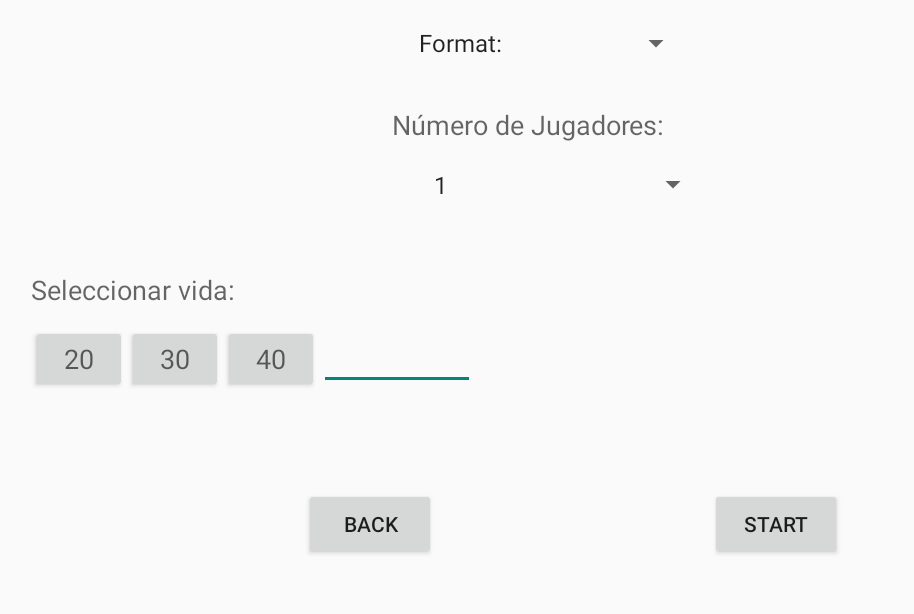
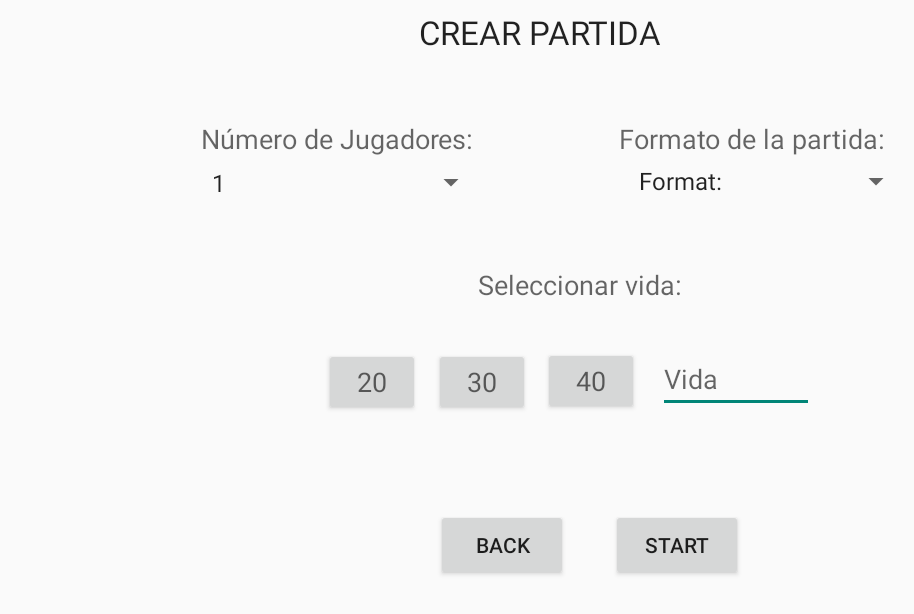
Before and after one commit to MarselBola/IPO3ahh, an Android app: the CrearPartida screen opened directly, with no data from a screen before it, on a phone screen of 824 x 412 dp (held sideways). Shown: the top 614 px of the screen, without its empty margins (53-967 px from the left). Run offline under Robolectric (Android 15) with nearby library versions, the phone set to English and light mode, and no system bars.

Commit message:
Crear partida modified
Distribucion de la pantalla cambiada y tambien se muestra la seleccion del formato, al seleccionar la vida con un boton se te muestra en el texto que vida tienes seleccionada.

```diff
--- a/app/src/main/java/com/example/crearpartida/CrearPartida.java
+++ b/app/src/main/java/com/example/crearpartida/CrearPartida.java
@@ -110,14 +110,17 @@ public class CrearPartida extends AppCompatActivity implements View.OnClickListe
             case R.id.bvida20:
                 vidaConfig = true;
                 vida =20;
+                custom.setText(String.valueOf(vida));
                 break;
             case R.id.bvida30:
                 vidaConfig = true;
                 vida =30;
+                custom.setText(String.valueOf(vida));
                 break;
             case R.id.bvida40:
                 vidaConfig = true;
                 vida =40;
+                custom.setText(String.valueOf(vida));
                 break;
 
         }
--- a/app/src/main/res/layout/crear_partida.xml
+++ b/app/src/main/res/layout/crear_partida.xml
@@ -6,149 +6,157 @@
     android:layout_height="match_parent"
     tools:context=".CrearPartida">
 
+    <TextView
+        android:id="@+id/textView6"
+        android:layout_width="wrap_content"
+        android:layout_height="wrap_content"
+        android:text="Formato de la partida:"
+        android:textAppearance="@style/TextAppearance.AppCompat.Medium"
+        app:layout_constraintBottom_toBottomOf="parent"
+        app:layout_constraintEnd_toEndOf="parent"
+        app:layout_constraintHorizontal_bias="0.693"
+        app:layout_constraintStart_toStartOf="parent"
+        app:layout_constraintTop_toTopOf="parent"
+        app:layout_constraintVertical_bias="0.206" />
+
+    <Spinner
+        android:id="@+id/sFormat"
+        android:layout_width="190dp"
+        android:layout_height="33dp"
+        app:layout_constraintBottom_toBottomOf="parent"
+        app:layout_constraintEnd_toEndOf="parent"
+        app:layout_constraintHorizontal_bias="0.715"
+        app:layout_constraintStart_toStartOf="parent"
+        app:layout_constraintTop_toTopOf="parent"
+        app:layout_constraintVertical_bias="0.275" />
+
+    <EditText
+        android:id="@+id/eCustomVida"
+        android:layout_width="104dp"
+        android:layout_height="44dp"
+        android:ems="10"
+        android:hint="Vida"
+        android:inputType="number"
+        app:layout_constraintBottom_toBottomOf="parent"
+        app:layout_constraintEnd_toEndOf="parent"
+        app:layout_constraintHorizontal_bias="0.658"
+        app:layout_constraintStart_toStartOf="parent"
+        app:layout_constraintTop_toTopOf="parent"
+        app:layout_constraintVertical_bias="0.629" />
+
     <Button
-        android:id="@+id/bvida20"
+        android:id="@+id/bvida30"
         android:layout_width="64dp"
         android:layout_height="45dp"
-        android:layout_marginStart="56dp"
-        android:layout_marginLeft="56dp"
-        android:layout_marginTop="11dp"
-        android:layout_marginBottom="63dp"
-        android:text="@string/vida20"
+        android:text="@string/vida30"
         android:textAppearance="@style/TextAppearance.AppCompat.Medium"
-        app:layout_constraintBottom_toTopOf="@+id/bback"
-        app:layout_constraintEnd_toStartOf="@+id/bvida30"
+        app:layout_constraintBottom_toBottomOf="parent"
+        app:layout_constraintEnd_toEndOf="parent"
+        app:layout_constraintHorizontal_bias="0.427"
         app:layout_constraintStart_toStartOf="parent"
-        app:layout_constraintTop_toBottomOf="@+id/vida" />
+        app:layout_constraintTop_toTopOf="parent"
+        app:layout_constraintVertical_bias="0.633" />
+
+    <TextView
+        android:id="@+id/vida"
+        android:layout_width="wrap_content"
+        android:layout_height="wrap_content"
+        android:text="@string/vida"
+        android:textAppearance="@style/TextAppearance.AppCompat.Medium"
+        app:layout_constraintBottom_toBottomOf="parent"
+        app:layout_constraintEnd_toEndOf="parent"
+        app:layout_constraintHorizontal_bias="0.515"
+        app:layout_constraintStart_toStartOf="parent"
+        app:layout_constraintTop_toTopOf="parent"
+        app:layout_constraintVertical_bias="0.457" />
 
     <Button
         android:id="@+id/bvida40"
         android:layout_width="64dp"
         android:layout_height="45dp"
-        android:layout_marginTop="11dp"
-        android:layout_marginBottom="63dp"
         android:text="@string/vida40"
         android:textAppearance="@style/TextAppearance.AppCompat.Medium"
-        app:layout_constraintBottom_toTopOf="@+id/bstart"
-        app:layout_constraintStart_toEndOf="@+id/bvida30"
-        app:layout_constraintTop_toBottomOf="@+id/vida"
-        app:layout_constraintVertical_bias="0.0" />
+        app:layout_constraintBottom_toBottomOf="parent"
+        app:layout_constraintEnd_toEndOf="parent"
+        app:layout_constraintHorizontal_bias="0.523"
+        app:layout_constraintStart_toStartOf="parent"
+        app:layout_constraintTop_toTopOf="parent"
+        app:layout_constraintVertical_bias="0.631" />
 
     <Button
-        android:id="@+id/bvida30"
-        android:layout_width="64dp"
-        android:layout_height="45dp"
-        android:layout_marginTop="11dp"
-        android:layout_marginBottom="63dp"
-        android:text="@string/vida30"
-        android:textAppearance="@style/TextAppearance.AppCompat.Medium"
-        app:layout_constraintBottom_toTopOf="@+id/bback"
-        app:layout_constraintStart_toEndOf="@+id/bvida20"
-        app:layout_constraintTop_toBottomOf="@+id/vida" />
+        android:id="@+id/bback"
+        android:layout_width="wrap_content"
+        android:layout_height="wrap_content"
+        android:text="@string/back_p"
+        app:layout_constraintBottom_toBottomOf="parent"
+        app:layout_constraintEnd_toEndOf="parent"
+        app:layout_constraintHorizontal_bias="0.443"
+        app:layout_constraintStart_toStartOf="parent"
+        app:layout_constraintTop_toTopOf="parent"
+        app:layout_constraintVertical_bias="0.933" />
+
+    <Button
+        android:id="@+id/bstart"
+        android:layout_width="wrap_content"
+        android:layout_height="wrap_content"
+        android:text="@string/Start"
+        app:layout_constraintBottom_toBottomOf="parent"
+        app:layout_constraintEnd_toEndOf="parent"
+        app:layout_constraintHorizontal_bias="0.601"
+        app:layout_constraintStart_toStartOf="parent"
+        app:layout_constraintTop_toTopOf="parent"
+        app:layout_constraintVertical_bias="0.933" />
 
     <TextView
         android:id="@+id/CrearPartida"
         android:layout_width="172dp"
         android:layout_height="30dp"
-        android:layout_marginTop="60dp"
-        android:layout_marginBottom="30dp"
         android:text="@string/crear_p"
         android:textAppearance="@style/TextAppearance.AppCompat.Large"
-        app:layout_constraintBottom_toTopOf="@+id/sFormat"
-        app:layout_constraintEnd_toEndOf="parent"
-        app:layout_constraintHorizontal_bias="0.502"
-        app:layout_constraintStart_toStartOf="parent"
-        app:layout_constraintTop_toTopOf="parent" />
-
-    <Spinner
-        android:id="@+id/sFormat"
-        android:layout_width="190dp"
-        android:layout_height="33dp"
-        android:layout_marginTop="64dp"
-        android:layout_marginBottom="539dp"
         app:layout_constraintBottom_toBottomOf="parent"
         app:layout_constraintEnd_toEndOf="parent"
-        app:layout_constraintHorizontal_bias="0.484"
+        app:layout_constraintHorizontal_bias="0.483"
         app:layout_constraintStart_toStartOf="parent"
-        app:layout_constraintTop_toBottomOf="@+id/CrearPartida"
-        app:layout_constraintVertical_bias="1.0" />
+        app:layout_constraintTop_toTopOf="parent"
+        app:layout_constraintVertical_bias="0.018" />
+
+    <Button
+        android:id="@+id/bvida20"
+        android:layout_width="64dp"
+        android:layout_height="45dp"
+        android:text="@string/vida20"
+        android:textAppearance="@style/TextAppearance.AppCompat.Medium"
+        app:layout_constraintBottom_toBottomOf="parent"
+        app:layout_constraintEnd_toEndOf="parent"
+        app:layout_constraintHorizontal_bias="0.331"
+        app:layout_constraintStart_toStartOf="parent"
+        app:layout_constraintTop_toTopOf="parent"
+        app:layout_constraintVertical_bias="0.633" />
 
     <Spinner
         android:id="@+id/sJugadors"
         android:layout_width="191dp"
         android:layout_height="35dp"
-        android:layout_marginTop="10dp"
+        android:layout_marginStart="16dp"
+        android:layout_marginLeft="16dp"
+        app:layout_constraintBottom_toBottomOf="parent"
         app:layout_constraintEnd_toEndOf="parent"
-        app:layout_constraintHorizontal_bias="0.5"
+        app:layout_constraintHorizontal_bias="0.248"
         app:layout_constraintStart_toStartOf="parent"
-        app:layout_constraintTop_toBottomOf="@+id/textView" />
+        app:layout_constraintTop_toTopOf="parent"
+        app:layout_constraintVertical_bias="0.276" />
 
     <TextView
         android:id="@+id/textView"
         android:layout_width="wrap_content"
         android:layout_height="wrap_content"
-        android:layout_marginTop="25dp"
-        android:layout_marginBottom="26dp"
         android:text="@string/jugadors"
         android:textAppearance="@style/TextAppearance.AppCompat.Medium"
-        app:layout_constraintBottom_toTopOf="@+id/sJugadors"
+        app:layout_constraintBottom_toBottomOf="parent"
         app:layout_constraintEnd_toEndOf="parent"
-        app:layout_constraintHorizontal_bias="0.462"
+        app:layout_constraintHorizontal_bias="0.264"
         app:layout_constraintStart_toStartOf="parent"
-        app:layout_constraintTop_toBottomOf="@+id/sFormat"
-        app:layout_constraintVertical_bias="0.0" />
-
-    <TextView
-        android:id="@+id/vida"
-        android:layout_width="wrap_content"
-        android:layout_height="wrap_content"
-        android:layout_marginStart="56dp"
-        android:layout_marginLeft="56dp"
-        android:layout_marginTop="40dp"
-        android:text="@string/vida"
-        android:textAppearance="@style/TextAppearance.AppCompat.Medium"
-        app:layout_constraintBottom_toTopOf="@+id/bvida20"
-        app:layout_constraintEnd_toEndOf="parent"
-        app:layout_constraintHorizontal_bias="0.0"
-        app:layout_constraintStart_toStartOf="parent"
-        app:layout_constraintTop_toBottomOf="@+id/sJugadors" />
-
-    <Button
-        android:id="@+id/bstart"
-        android:layout_width="wrap_content"
-        android:layout_height="wrap_content"
-        android:layout_marginStart="20dp"
-        android:layout_marginLeft="20dp"
-        android:layout_marginTop="63dp"
-        android:layout_marginEnd="85dp"
-        android:layout_marginRight="85dp"
-        android:text="@string/Start"
-        app:layout_constraintEnd_toEndOf="parent"
-        app:layout_constraintStart_toEndOf="@+id/bback"
-        app:layout_constraintTop_toBottomOf="@+id/bvida40" />
-
-    <Button
-        android:id="@+id/bback"
-        android:layout_width="wrap_content"
-        android:layout_height="wrap_content"
-        android:layout_marginStart="96dp"
-        android:layout_marginLeft="96dp"
-        android:layout_marginTop="63dp"
-        android:layout_marginEnd="20dp"
-        android:layout_marginRight="20dp"
-        android:text="@string/back_p"
-        app:layout_constraintEnd_toStartOf="@+id/bstart"
-        app:layout_constraintStart_toStartOf="parent"
-        app:layout_constraintTop_toBottomOf="@+id/bvida20" />
-
-    <EditText
-        android:id="@+id/eCustomVida"
-        android:layout_width="104dp"
-        android:layout_height="44dp"
-        android:layout_marginTop="75dp"
-        android:ems="10"
-        android:inputType="number"
-        app:layout_constraintStart_toEndOf="@+id/bvida40"
-        app:layout_constraintTop_toBottomOf="@+id/sJugadors" />
+        app:layout_constraintTop_toTopOf="parent"
+        app:layout_constraintVertical_bias="0.206" />
 
 </androidx.constraintlayout.widget.ConstraintLayout>
```
